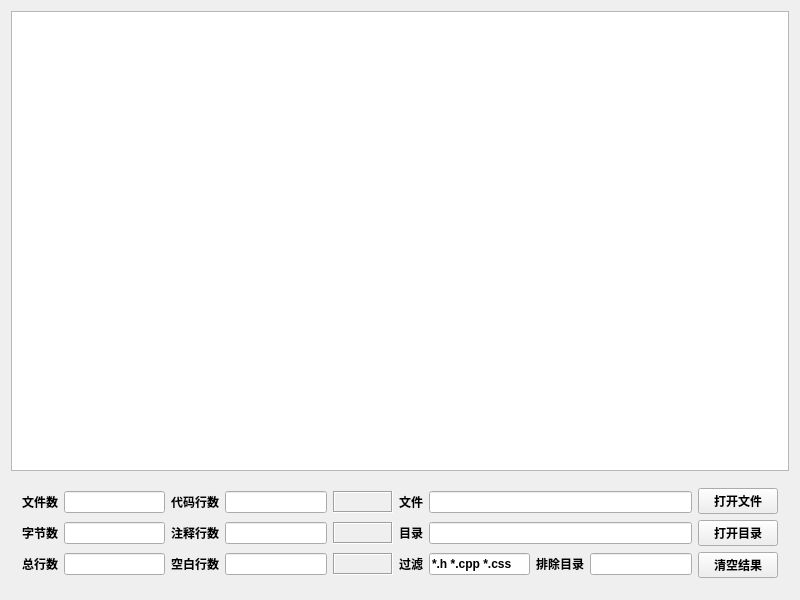
Old version of the form CountCode.ui in the repository a-mo-xi-wei/CodeCountTool.
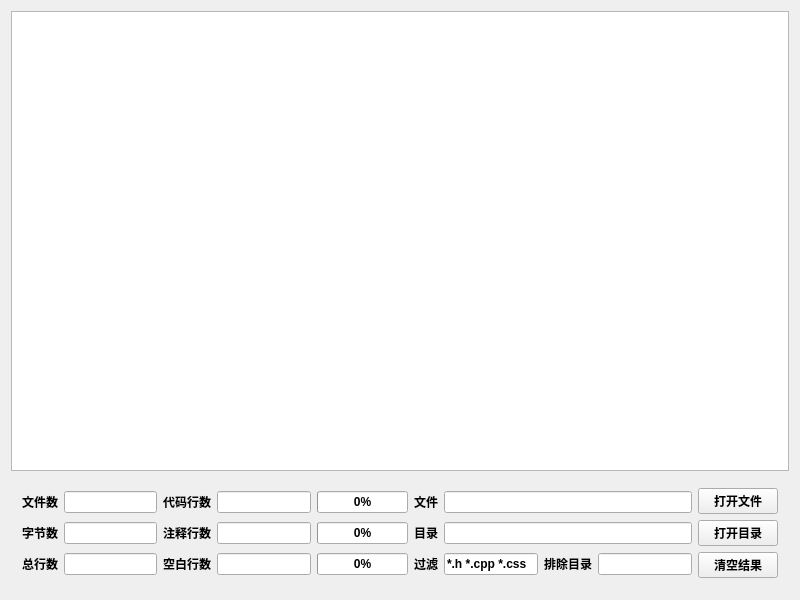
New version of the form. Icons and pictures are not drawn.

Commit message: 代码，结构，优化成功

```diff
--- a/CountCode.ui
+++ b/CountCode.ui
@@ -58,34 +58,6 @@
           </property>
          </widget>
         </item>
-        <item row="0" column="4">
-         <widget class="QLabel" name="labPercentCode">
-          <property name="sizePolicy">
-           <sizepolicy hsizetype="Expanding" vsizetype="Preferred">
-            <horstretch>0</horstretch>
-            <verstretch>0</verstretch>
-           </sizepolicy>
-          </property>
-          <property name="minimumSize">
-           <size>
-            <width>60</width>
-            <height>0</height>
-           </size>
-          </property>
-          <property name="frameShape">
-           <enum>QFrame::Shape::Box</enum>
-          </property>
-          <property name="frameShadow">
-           <enum>QFrame::Shadow::Sunken</enum>
-          </property>
-          <property name="text">
-           <string/>
-          </property>
-          <property name="alignment">
-           <set>Qt::AlignmentFlag::AlignCenter</set>
-          </property>
-         </widget>
-        </item>
         <item row="1" column="0">
          <widget class="QLabel" name="labSize">
           <property name="text">
@@ -132,28 +104,6 @@
           </property>
          </widget>
         </item>
-        <item row="1" column="4">
-         <widget class="QLabel" name="labPercentNote">
-          <property name="sizePolicy">
-           <sizepolicy hsizetype="Expanding" vsizetype="Preferred">
-            <horstretch>0</horstretch>
-            <verstretch>0</verstretch>
-           </sizepolicy>
-          </property>
-          <property name="frameShape">
-           <enum>QFrame::Shape::Box</enum>
-          </property>
-          <property name="frameShadow">
-           <enum>QFrame::Shadow::Sunken</enum>
-          </property>
-          <property name="text">
-           <string/>
-          </property>
-          <property name="alignment">
-           <set>Qt::AlignmentFlag::AlignCenter</set>
-          </property>
-         </widget>
-        </item>
         <item row="2" column="0">
          <widget class="QLabel" name="labRow">
           <property name="text">
@@ -200,25 +150,36 @@
           </property>
          </widget>
         </item>
+        <item row="0" column="4">
+         <widget class="QProgressBar" name="code_progressBar">
+          <property name="value">
+           <number>0</number>
+          </property>
+          <property name="alignment">
+           <set>Qt::AlignCenter</set>
+          </property>
+          <property name="format">
+           <string>%p%</string>
+          </property>
+         </widget>
+        </item>
+        <item row="1" column="4">
+         <widget class="QProgressBar" name="note_progressBar">
+          <property name="value">
+           <number>0</number>
+          </property>
+          <property name="alignment">
+           <set>Qt::AlignCenter</set>
+          </property>
+         </widget>
+        </item>
         <item row="2" column="4">
-         <widget class="QLabel" name="labPercentBlank">
-          <property name="sizePolicy">
-           <sizepolicy hsizetype="Expanding" vsizetype="Preferred">
-            <horstretch>0</horstretch>
-            <verstretch>0</verstretch>
-           </sizepolicy>
-          </property>
-          <property name="frameShape">
-           <enum>QFrame::Shape::Box</enum>
-          </property>
-          <property name="frameShadow">
-           <enum>QFrame::Shadow::Sunken</enum>
-          </property>
-          <property name="text">
-           <string/>
+         <widget class="QProgressBar" name="blank_progressBar">
+          <property name="value">
+           <number>0</number>
           </property>
           <property name="alignment">
-           <set>Qt::AlignmentFlag::AlignCenter</set>
+           <set>Qt::AlignCenter</set>
           </property>
          </widget>
         </item>
```
Left out of the diff: 12 changed lines with no effect on the pictures. The commit also changes 2 other files.
